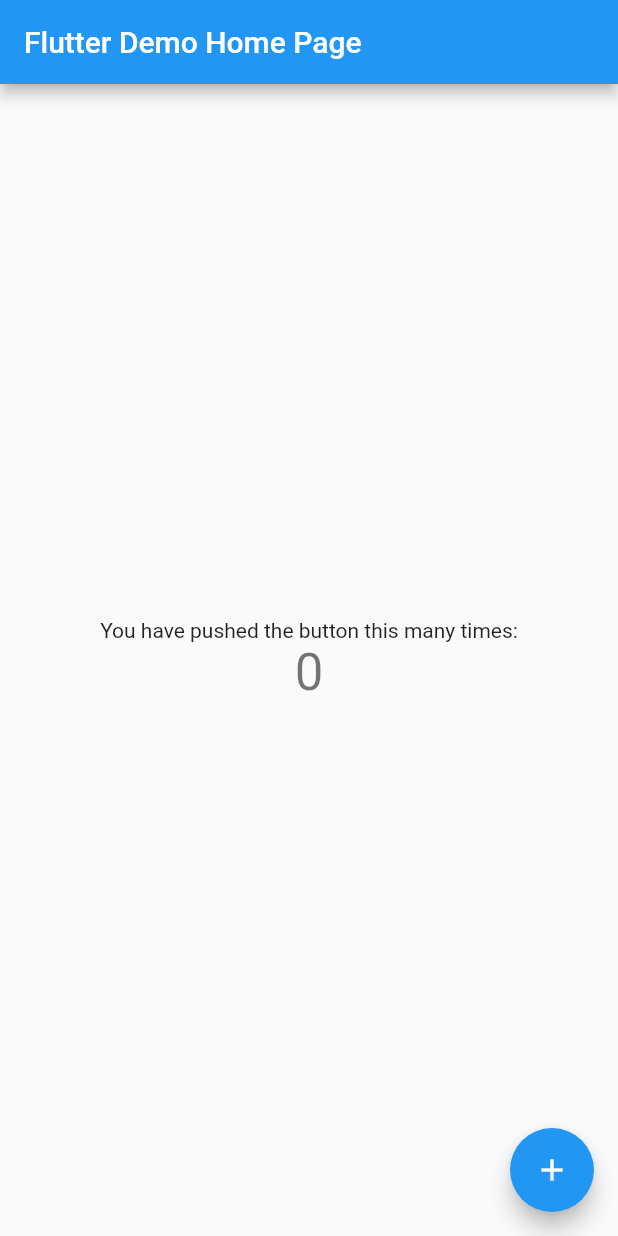
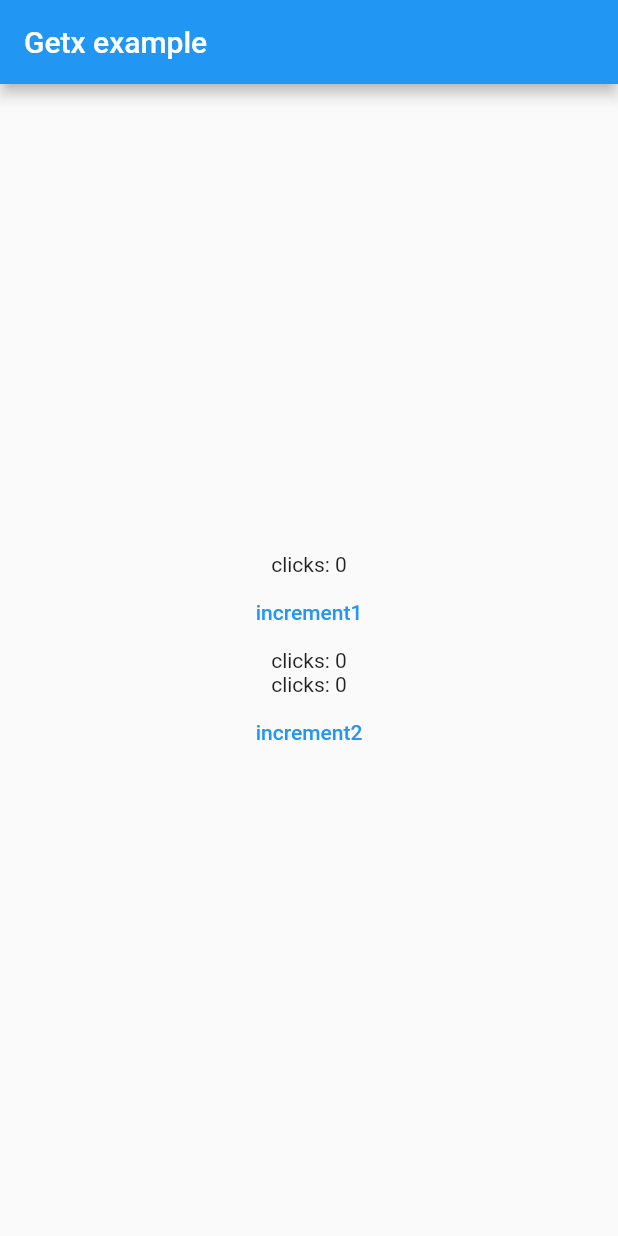
Before and after one commit to GwonYuri/2021_AdvancedFlutterCamp, a Flutter app: the screen it shows after launch, on a phone screen of 412 x 824 dp. Run offline on Flutter 3.47's test engine with Material 2 defaults, Android fonts, the phone set to English and light mode, and no system bars; our stand-ins replace get.

Commit message:
12/27 GetX를 통한 상태관리

```diff
--- a/lib/main.dart
+++ b/lib/main.dart
@@ -1,115 +1,55 @@
 import 'package:flutter/material.dart';
+import 'package:get/get.dart';
+
+import 'controller.dart';
 
 void main() {
-  runApp(const MyApp());
+  runApp(MyApp());
 }
 
 class MyApp extends StatelessWidget {
-  const MyApp({Key? key}) : super(key: key);
-
-  // This widget is the root of your application.
   @override
   Widget build(BuildContext context) {
     return MaterialApp(
-      title: 'Flutter Demo',
-      theme: ThemeData(
-        // This is the theme of your application.
-        //
-        // Try running your application with "flutter run". You'll see the
-        // application has a blue toolbar. Then, without quitting the app, try
-        // changing the primarySwatch below to Colors.green and then invoke
-        // "hot reload" (press "r" in the console where you ran "flutter run",
-        // or simply save your changes to "hot reload" in a Flutter IDE).
-        // Notice that the counter didn't reset back to zero; the application
-        // is not restarted.
-        primarySwatch: Colors.blue,
-      ),
-      home: const MyHomePage(title: 'Flutter Demo Home Page'),
+      title: 'Getx example',
+      home: HomePage(),
     );
   }
 }
 
-class MyHomePage extends StatefulWidget {
-  const MyHomePage({Key? key, required this.title}) : super(key: key);
-
-  // This widget is the home page of your application. It is stateful, meaning
-  // that it has a State object (defined below) that contains fields that affect
-  // how it looks.
-
-  // This class is the configuration for the state. It holds the values (in this
-  // case the title) provided by the parent (in this case the App widget) and
-  // used by the build method of the State. Fields in a Widget subclass are
-  // always marked "final".
-
-  final String title;
-
-  @override
-  State<MyHomePage> createState() => _MyHomePageState();
-}
-
-class _MyHomePageState extends State<MyHomePage> {
-  int _counter = 0;
-
-  void _incrementCounter() {
-    setState(() {
-      // This call to setState tells the Flutter framework that something has
-      // changed in this State, which causes it to rerun the build method below
-      // so that the display can reflect the updated values. If we changed
-      // _counter without calling setState(), then the build method would not be
-      // called again, and so nothing would appear to happen.
-      _counter++;
-    });
-  }
-
+class HomePage extends StatelessWidget {
   @override
   Widget build(BuildContext context) {
-    // This method is rerun every time setState is called, for instance as done
-    // by the _incrementCounter method above.
-    //
-    // The Flutter framework has been optimized to make rerunning build methods
-    // fast, so that you can just rebuild anything that needs updating rather
-    // than having to individually change instances of widgets.
+    final controller = Get.put(Controller());
     return Scaffold(
       appBar: AppBar(
-        // Here we take the value from the MyHomePage object that was created by
-        // the App.build method, and use it to set our appbar title.
-        title: Text(widget.title),
+        title: Text('Getx example'),
       ),
       body: Center(
-        // Center is a layout widget. It takes a single child and positions it
-        // in the middle of the parent.
         child: Column(
-          // Column is also a layout widget. It takes a list of children and
-          // arranges them vertically. By default, it sizes itself to fit its
-          // children horizontally, and tries to be as tall as its parent.
-          //
-          // Invoke "debug painting" (press "p" in the console, choose the
-          // "Toggle Debug Paint" action from the Flutter Inspector in Android
-          // Studio, or the "Toggle Debug Paint" command in Visual Studio Code)
-          // to see the wireframe for each widget.
-          //
-          // Column has various properties to control how it sizes itself and
-          // how it positions its children. Here we use mainAxisAlignment to
-          // center the children vertically; the main axis here is the vertical
-          // axis because Columns are vertical (the cross axis would be
-          // horizontal).
           mainAxisAlignment: MainAxisAlignment.center,
-          children: <Widget>[
-            const Text(
-              'You have pushed the button this many times:',
+          children: [
+            GetBuilder<Controller>(
+              init: Controller(),
+              builder: (_) => Text(
+                'clicks: ${_.count1}',
+              ),
             ),
-            Text(
-              '$_counter',
-              style: Theme.of(context).textTheme.headline4,
+            TextButton(onPressed: controller.increment1, child: Text('increment1')),
+            GetX<Controller>(
+              builder: (_) => Text(
+                'clicks: ${_.count2.value}',
+              ),
             ),
+            Obx(() {
+              return Text(
+                'clicks: ${controller.count2.value}',
+              );
+            }),
+            TextButton(onPressed: controller.increment2, child: Text('increment2')),
           ],
         ),
       ),
-      floatingActionButton: FloatingActionButton(
-        onPressed: _incrementCounter,
-        tooltip: 'Increment',
-        child: const Icon(Icons.add),
-      ), // This trailing comma makes auto-formatting nicer for build methods.
     );
   }
 }
--- a/pubspec.yaml
+++ b/pubspec.yaml
@@ -29,7 +29,7 @@ environment:
 dependencies:
   flutter:
     sdk: flutter
-
+  get: ^4.6.1
 
   # The following adds the Cupertino Icons font to your application.
   # Use with the CupertinoIcons class for iOS style icons.
```
Also changed, not shown: lib/controller.dart (added, +41 -0 lines), pubspec.lock, 1 other file.
